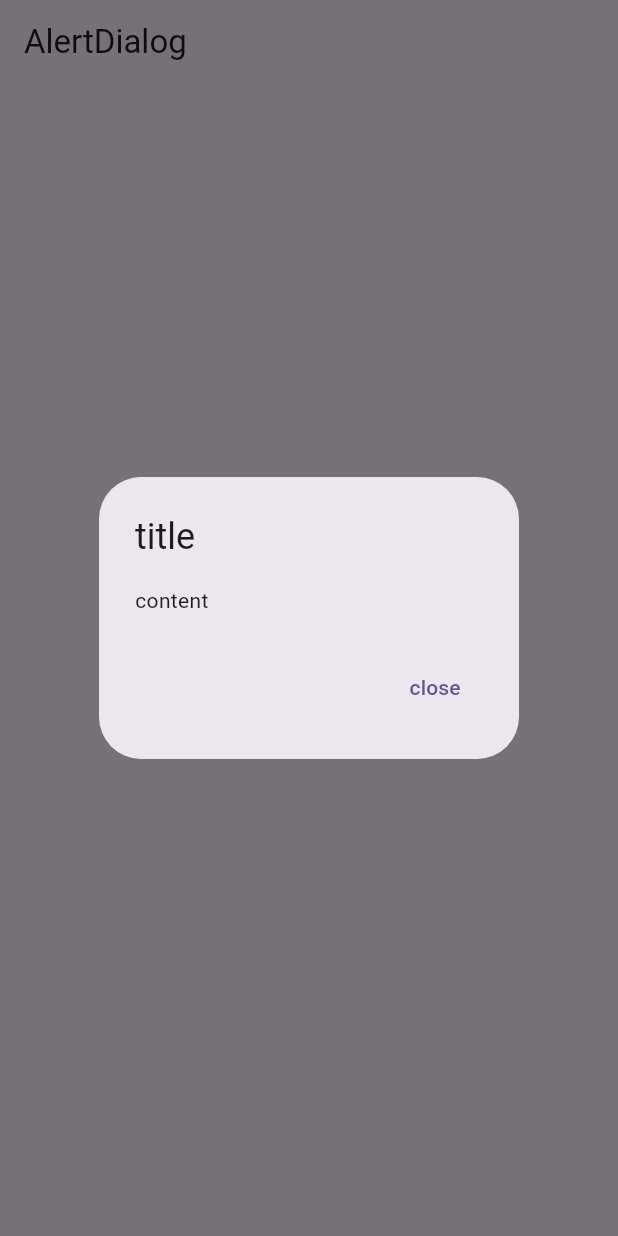
After one commit to kangminchan99/Flutter_Basic, a Flutter app: the screen it shows after launch, after a tap on "btn", on a phone screen of 412 x 824 dp. The commit adds this screen. Run offline on Flutter 3.47's test engine with Material 2 defaults, Android fonts, the phone set to English and light mode, and no system bars.

Commit message:
AlertDialog

```diff
--- a/lib/main.dart
+++ b/lib/main.dart
@@ -1,4 +1,5 @@
 import 'package:flutter/material.dart';
+import 'package:flutter_basic/screens/alert_dialog_screen.dart';
 import 'package:flutter_basic/screens/align_screen.dart';
 import 'package:flutter_basic/screens/grid_view_screen.dart';
 import 'package:flutter_basic/screens/list_view_screen.dart';
@@ -21,7 +22,7 @@ class MyApp extends StatelessWidget {
         colorScheme: ColorScheme.fromSeed(seedColor: Colors.deepPurple),
         useMaterial3: true,
       ),
-      home: const AlignScreen(),
+      home: const AlertDialogScreen(),
     );
   }
 }
--- /dev/null
+++ b/lib/screens/alert_dialog_screen.dart
@@ -0,0 +1,41 @@
+import 'package:flutter/material.dart';
+
+class AlertDialogScreen extends StatefulWidget {
+  const AlertDialogScreen({super.key});
+
+  @override
+  State<AlertDialogScreen> createState() => _AlertDialogScreenState();
+}
+
+class _AlertDialogScreenState extends State<AlertDialogScreen> {
+  @override
+  Widget build(BuildContext context) {
+    return Scaffold(
+      appBar: AppBar(
+        title: const Text('AlertDialog'),
+      ),
+      body: Center(
+        child: TextButton(
+          onPressed: () {
+            showDialog(
+              context: context,
+              builder: (BuildContext context) {
+                return AlertDialog(
+                  title: const Text('title'),
+                  content: const Text('content'),
+                  actions: [
+                    TextButton(
+                      onPressed: () => Navigator.of(context).pop(),
+                      child: const Text('close'),
+                    ),
+                  ],
+                );
+              },
+            );
+          },
+          child: const Text('btn'),
+        ),
+      ),
+    );
+  }
+}
```
